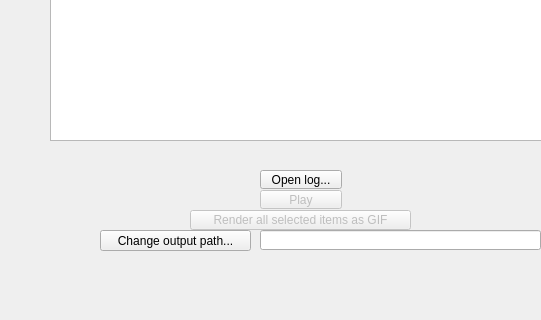
This is qt_generated/Traj2GIF.ui in keryil/leaparticulatorqt as Qt 5 draws it before an edit; both pictures show x 0 to 541 and y 200 to 520 of the 966 by 520 pixel window. The edited form follows.
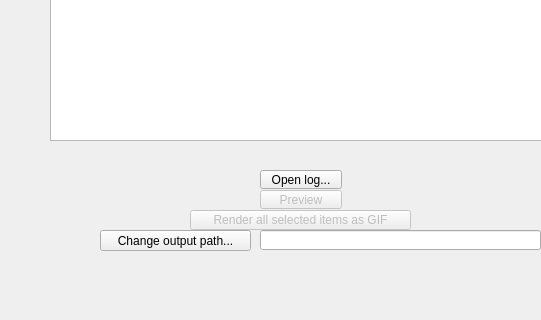
This is the edited form.

Patch:
```diff
--- a/qt_generated/Traj2GIF.ui
+++ b/qt_generated/Traj2GIF.ui
@@ -27,7 +27,7 @@
      </rect>
     </property>
     <property name="text">
-     <string>Play</string>
+     <string>Preview</string>
     </property>
    </widget>
    <widget class="QPushButton" name="btnRecord">
```
